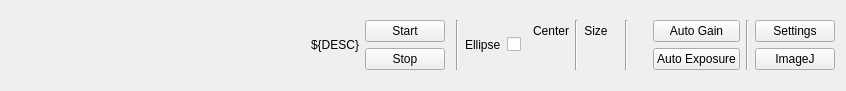
Above: firefly/camera.ui from spc-group/haven before the change. Below: the same form after it.
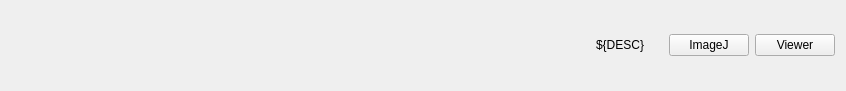
That is the form after the change. Custom widgets are drawn as their Qt base class.

Commit message: New UI for the camera viewer.

Patch:
```diff
--- a/firefly/camera.ui
+++ b/firefly/camera.ui
@@ -41,222 +41,6 @@
        </property>
       </widget>
      </item>
-     <item>
-      <layout class="QVBoxLayout" name="verticalLayout_4">
-       <property name="rightMargin">
-        <number>5</number>
-       </property>
-       <item>
-        <widget class="PyDMPushButton" name="start_button">
-         <property name="toolTip">
-          <string>Start acquiring images</string>
-         </property>
-         <property name="text">
-          <string>Start</string>
-         </property>
-         <property name="channel" stdset="0">
-          <string>${PREFIX}cam1:Acquire</string>
-         </property>
-         <property name="showConfirmDialog" stdset="0">
-          <bool>false</bool>
-         </property>
-         <property name="pressValue" stdset="0">
-          <string>1</string>
-         </property>
-         <property name="releaseValue" stdset="0">
-          <string>1</string>
-         </property>
-        </widget>
-       </item>
-       <item>
-        <widget class="PyDMPushButton" name="stop_button">
-         <property name="toolTip">
-          <string>Stop acquiring images</string>
-         </property>
-         <property name="text">
-          <string>Stop</string>
-         </property>
-         <property name="channel" stdset="0">
-          <string>${PREFIX}cam1:Acquire</string>
-         </property>
-         <property name="pressValue" stdset="0">
-          <string>0</string>
-         </property>
-         <property name="releaseValue" stdset="0">
-          <string>0</string>
-         </property>
-        </widget>
-       </item>
-      </layout>
-     </item>
-     <item>
-      <widget class="Line" name="line_2">
-       <property name="orientation">
-        <enum>Qt::Vertical</enum>
-       </property>
-      </widget>
-     </item>
-     <item>
-      <layout class="QHBoxLayout" name="horizontalLayout_2">
-       <property name="rightMargin">
-        <number>0</number>
-       </property>
-       <item>
-        <layout class="QHBoxLayout" name="horizontalLayout_6">
-         <item>
-          <widget class="PyDMLabel" name="PyDMLabel">
-           <property name="toolTip">
-            <string/>
-           </property>
-           <property name="text">
-            <string>Ellipse</string>
-           </property>
-           <property name="channel" stdset="0">
-            <string>${PREFIX}Over1:1:Shape_RBV</string>
-           </property>
-          </widget>
-         </item>
-         <item>
-          <widget class="PyDMCheckbox" name="PyDMCheckbox">
-           <property name="toolTip">
-            <string/>
-           </property>
-           <property name="text">
-            <string/>
-           </property>
-           <property name="channel" stdset="0">
-            <string>${PREFIX}Over1:1:Use</string>
-           </property>
-          </widget>
-         </item>
-        </layout>
-       </item>
-       <item>
-        <widget class="PyDMSlider" name="PyDMSlider_3">
-         <property name="sizePolicy">
-          <sizepolicy hsizetype="Preferred" vsizetype="Preferred">
-           <horstretch>0</horstretch>
-           <verstretch>0</verstretch>
-          </sizepolicy>
-         </property>
-         <property name="maximumSize">
-          <size>
-           <width>16777215</width>
-           <height>1677215</height>
-          </size>
-         </property>
-         <property name="toolTip">
-          <string/>
-         </property>
-         <property name="precisionFromPV" stdset="0">
-          <bool>false</bool>
-         </property>
-         <property name="channel" stdset="0">
-          <string>${PREFIX}Over1:1:CenterY</string>
-         </property>
-         <property name="orientation" stdset="0">
-          <enum>Qt::Vertical</enum>
-         </property>
-         <property name="ignoreMouseWheel" stdset="0">
-          <bool>false</bool>
-         </property>
-         <property name="step_size" stdset="0">
-          <number>0</number>
-         </property>
-        </widget>
-       </item>
-       <item>
-        <layout class="QVBoxLayout" name="verticalLayout_5">
-         <property name="topMargin">
-          <number>0</number>
-         </property>
-         <property name="rightMargin">
-          <number>0</number>
-         </property>
-         <item>
-          <widget class="QLabel" name="label_3">
-           <property name="text">
-            <string>Center</string>
-           </property>
-           <property name="alignment">
-            <set>Qt::AlignCenter</set>
-           </property>
-          </widget>
-         </item>
-         <item>
-          <widget class="PyDMSlider" name="PyDMSlider_2">
-           <property name="toolTip">
-            <string/>
-           </property>
-           <property name="channel" stdset="0">
-            <string>${PREFIX}Over1:1:CenterX</string>
-           </property>
-          </widget>
-         </item>
-        </layout>
-       </item>
-       <item>
-        <widget class="Line" name="line_4">
-         <property name="orientation">
-          <enum>Qt::Vertical</enum>
-         </property>
-        </widget>
-       </item>
-       <item>
-        <layout class="QVBoxLayout" name="verticalLayout_6">
-         <property name="rightMargin">
-          <number>5</number>
-         </property>
-         <item>
-          <widget class="QLabel" name="label_4">
-           <property name="text">
-            <string>Size</string>
-           </property>
-           <property name="alignment">
-            <set>Qt::AlignCenter</set>
-           </property>
-          </widget>
-         </item>
-         <item>
-          <widget class="PyDMSlider" name="PyDMSlider">
-           <property name="toolTip">
-            <string/>
-           </property>
-           <property name="channel" stdset="0">
-            <string>${PREFIX}Over1:1:SizeX</string>
-           </property>
-          </widget>
-         </item>
-        </layout>
-       </item>
-       <item>
-        <widget class="PyDMSlider" name="PyDMSlider_4">
-         <property name="maximumSize">
-          <size>
-           <width>16777215</width>
-           <height>16777215</height>
-          </size>
-         </property>
-         <property name="toolTip">
-          <string/>
-         </property>
-         <property name="channel" stdset="0">
-          <string>${PREFIX}Over1:1:SizeY</string>
-         </property>
-         <property name="orientation" stdset="0">
-          <enum>Qt::Vertical</enum>
-         </property>
-        </widget>
-       </item>
-      </layout>
-     </item>
-     <item>
-      <widget class="Line" name="line_3">
-       <property name="orientation">
-        <enum>Qt::Vertical</enum>
-       </property>
-      </widget>
-     </item>
      <item>
       <widget class="PyDMByteIndicator" name="camera_status_indicator">
        <property name="sizePolicy">
@@ -327,83 +111,27 @@
       </widget>
      </item>
      <item>
-      <layout class="QVBoxLayout" name="verticalLayout_2">
-       <property name="rightMargin">
-        <number>0</number>
+      <widget class="QPushButton" name="imageJ_button">
+       <property name="toolTip">
+        <string>Launch ImageJ with the EPICS AD Viewer plugin loaded for this camera</string>
        </property>
-       <property name="bottomMargin">
-        <number>0</number>
+       <property name="text">
+        <string>ImageJ</string>
        </property>
-       <item>
-        <widget class="PyDMPushButton" name="auto_gain_button">
-         <property name="toolTip">
-          <string/>
-         </property>
-         <property name="text">
-          <string>Auto Gain</string>
-         </property>
-         <property name="channel" stdset="0">
-          <string>${PREFIX}cam1:GainAuto</string>
-         </property>
-         <property name="pressValue" stdset="0">
-          <string>1</string>
-         </property>
-        </widget>
-       </item>
-       <item>
-        <widget class="PyDMPushButton" name="auto_exposure_button">
-         <property name="toolTip">
-          <string/>
-         </property>
-         <property name="text">
-          <string>Auto Exposure</string>
-         </property>
-         <property name="channel" stdset="0">
-          <string>${PREFIX}cam1:ExposureAuto</string>
-         </property>
-         <property name="pressValue" stdset="0">
-          <string>1</string>
-         </property>
-        </widget>
-       </item>
-      </layout>
-     </item>
-     <item>
-      <widget class="Line" name="line">
-       <property name="orientation">
-        <enum>Qt::Vertical</enum>
-       </property>
       </widget>
      </item>
      <item>
-      <layout class="QVBoxLayout" name="verticalLayout_3">
-       <property name="rightMargin">
-        <number>0</number>
+      <widget class="PyDMRelatedDisplayButton" name="PyDMRelatedDisplayButton">
+       <property name="toolTip">
+        <string/>
        </property>
-       <item>
-        <widget class="QPushButton" name="caqtdm_button">
-         <property name="enabled">
-          <bool>true</bool>
-         </property>
-         <property name="toolTip">
-          <string>Launch the ADAravis caQtDM window</string>
-         </property>
-         <property name="text">
-          <string>Settings</string>
-         </property>
-        </widget>
-       </item>
-       <item>
-        <widget class="QPushButton" name="imageJ_button">
-         <property name="toolTip">
-          <string>Launch ImageJ with the EPICS AD Viewer plugin loaded for this camera</string>
-         </property>
-         <property name="text">
-          <string>ImageJ</string>
-         </property>
-        </widget>
-       </item>
-      </layout>
+       <property name="text">
+        <string>Viewer</string>
+       </property>
+       <property name="showIcon" stdset="0">
+        <bool>false</bool>
+       </property>
+      </widget>
      </item>
     </layout>
    </item>
@@ -421,19 +149,9 @@
    <header>pydm.widgets.byte</header>
   </customwidget>
   <customwidget>
-   <class>PyDMCheckbox</class>
-   <extends>QCheckBox</extends>
-   <header>pydm.widgets.checkbox</header>
-  </customwidget>
-  <customwidget>
-   <class>PyDMPushButton</class>
+   <class>PyDMRelatedDisplayButton</class>
    <extends>QPushButton</extends>
-   <header>pydm.widgets.pushbutton</header>
-  </customwidget>
-  <customwidget>
-   <class>PyDMSlider</class>
-   <extends>QFrame</extends>
-   <header>pydm.widgets.slider</header>
+   <header>pydm.widgets.related_display_button</header>
   </customwidget>
  </customwidgets>
  <resources/>
```
The commit also changes 1 other file.
